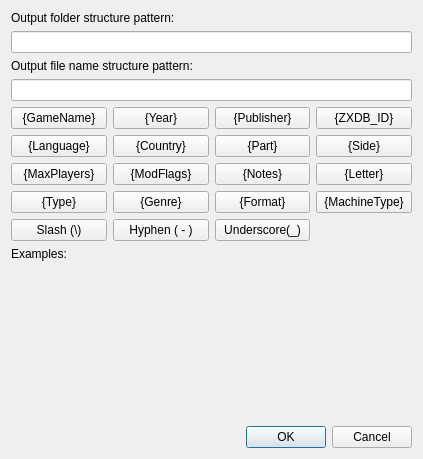
The window that ui/OutputFolderStructureEditor.ui (ladyeklipse/ZX-Pokemaster) describes before a commit, drawn with Qt 5.
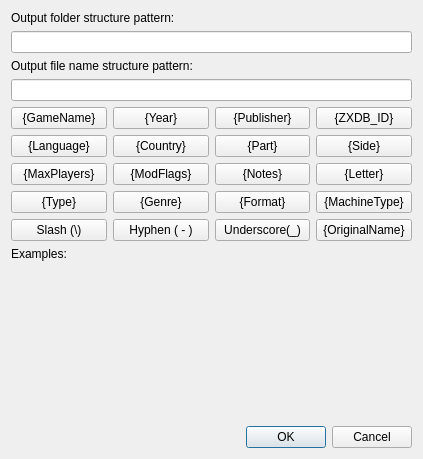
The same window after the commit.

Patch:
```diff
--- a/ui/OutputFolderStructureEditor.ui
+++ b/ui/OutputFolderStructureEditor.ui
@@ -285,6 +285,16 @@
      </property>
     </widget>
    </item>
+   <item row="11" column="3">
+    <widget class="QPushButton" name="btnOriginalName">
+     <property name="focusPolicy">
+      <enum>Qt::NoFocus</enum>
+     </property>
+     <property name="text">
+      <string>{OriginalName}</string>
+     </property>
+    </widget>
+   </item>
   </layout>
  </widget>
  <tabstops>
```
